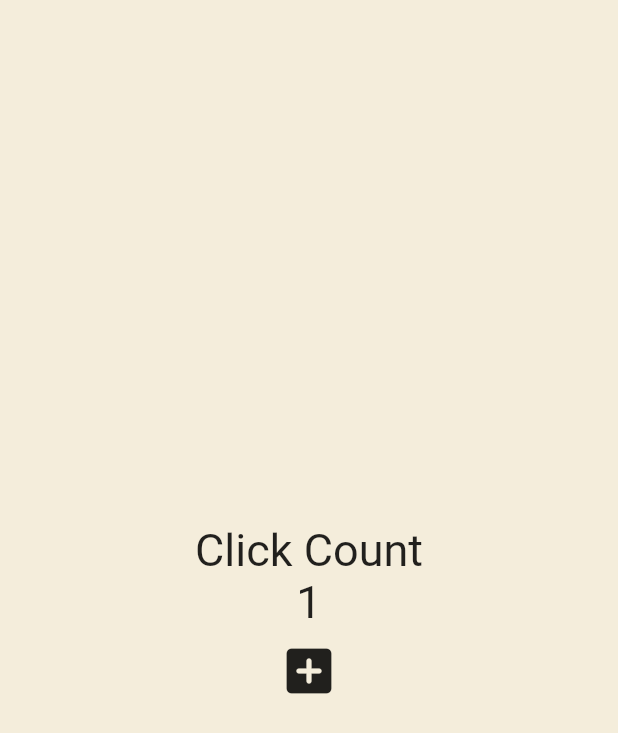
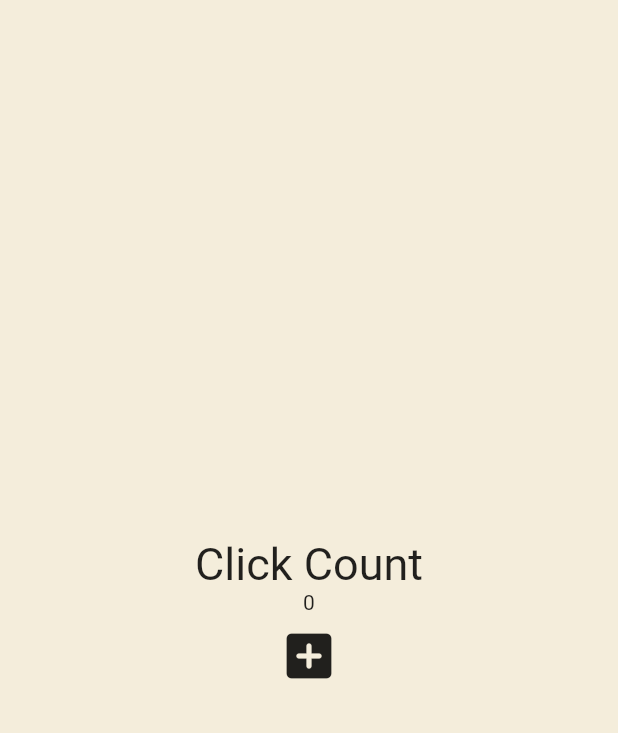
Before and after one commit to winrywinry/toonflix, a Flutter app: the screen it shows after launch, after a tap on the "add box" icon, on a phone screen of 412 x 824 dp. Shown: the top 733 px of the screen. Run offline on Flutter 3.47's test engine with Material 2 defaults, Android fonts, the phone set to English and light mode, and no system bars.

Commit message:
n개의 Text

```diff
--- a/lib/main.dart
+++ b/lib/main.dart
@@ -11,11 +11,12 @@ class App extends StatefulWidget {
 
 
 class _AppState extends State<App> {
-  int counter = 0;
+  List<int> numbers = [];
 
   void onClicked() {
     setState(() {
-      counter = counter + 1;
+      numbers.add(numbers.length);
+      print(numbers);
     });
   }
 
@@ -32,15 +33,11 @@ class _AppState extends State<App> {
                 fontSize: 30,
               ),
               ),
-              Text('$counter', style: const TextStyle(
-                fontSize: 30
-              ),
-              ),
+              for (var n in numbers) Text('$n'),
               IconButton(
                   iconSize: 40,
                   onPressed: onClicked,
-                  icon: const Icon(Icons.add_box_rounded
-                  ),
+                  icon: const Icon(Icons.add_box_rounded),
               ),
             ],
           ),
```
